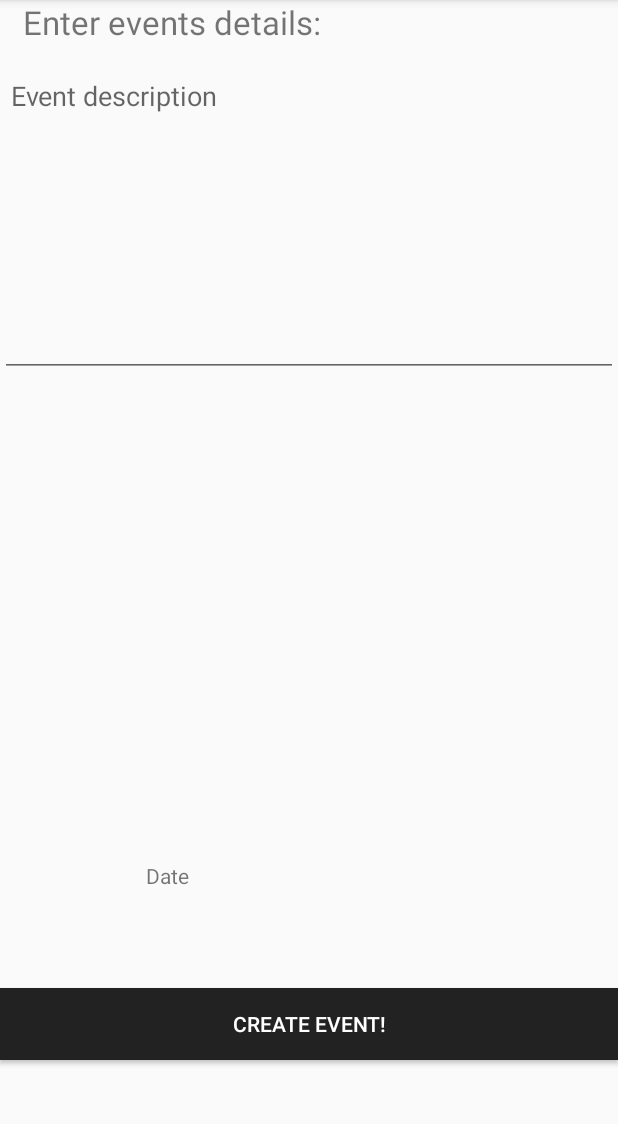
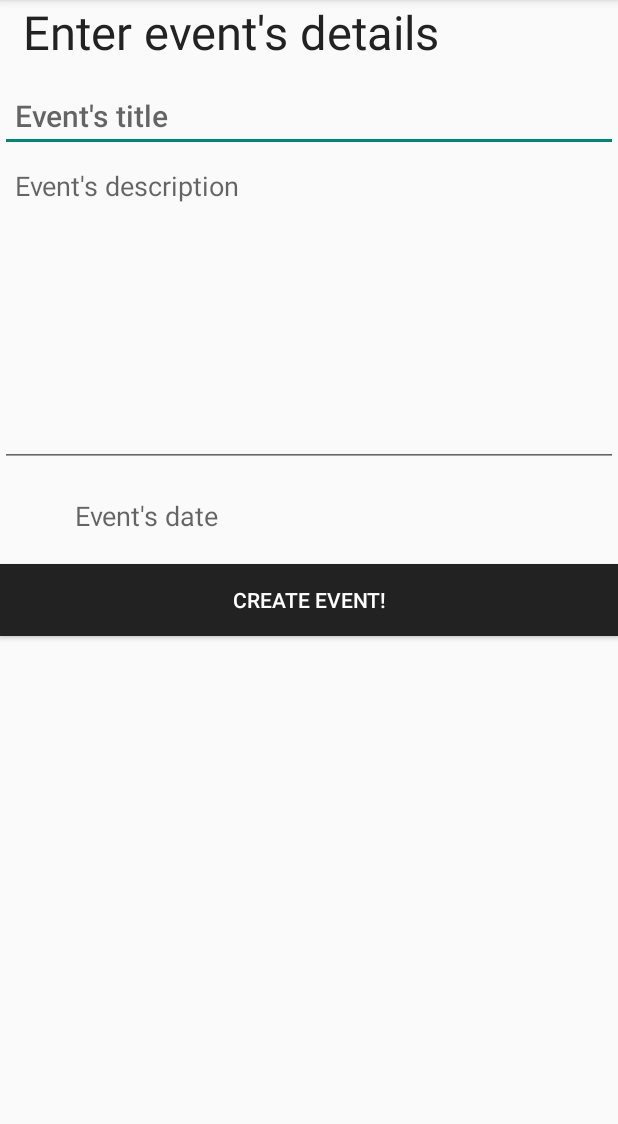
Before and after one commit to RobertKaczmarek/daybook, an Android app: the EventCreateActivity screen opened directly, with no data from a screen before it, on a phone screen of 412 x 824 dp, the part 84-1208 px from its top. Run offline under Robolectric (Android 15) with nearby library versions, the phone set to English and light mode, and no system bars; 1 statement that could not run was skipped.

Commit message:
layout change, fix creating and editing title in event

```diff
--- a/app/src/main/java/com/example/daybook/MainActivity.java
+++ b/app/src/main/java/com/example/daybook/MainActivity.java
@@ -332,7 +332,7 @@ public class MainActivity extends AppCompatActivity implements DeleteDialog.Noti
         if (day.indexOf("0") == 0) day = day.substring(1, 2);
         String month = new SimpleDateFormat("MMMM").format(Calendar.getInstance().getTime());
 
-        String content = "Hello! Today is " + dayName + ", the " + day + ". day of " + month + "!";
+        String content = "Hello! Today is " + dayName + ",\nthe " + day + ". day of " + month + "!";
 
         currentDataTxV.setText(content);
     }
--- a/app/src/main/res/layout/activity_event_create.xml
+++ b/app/src/main/res/layout/activity_event_create.xml
@@ -1,64 +1,68 @@
 <?xml version="1.0" encoding="utf-8"?>
-<RelativeLayout xmlns:android="http://schemas.android.com/apk/res/android"
+<LinearLayout xmlns:android="http://schemas.android.com/apk/res/android"
     xmlns:app="http://schemas.android.com/apk/res-auto"
     xmlns:tools="http://schemas.android.com/tools"
     android:layout_width="match_parent"
     android:layout_height="match_parent"
+    android:orientation="vertical"
     tools:context="com.example.daybook.EventCreateActivity">
 
 
     <TextView
-        android:id="@+id/createEventTitle"
-        android:layout_width="560dp"
+        android:id="@+id/eventCreateTitleView"
+        android:layout_width="match_parent"
         android:layout_height="wrap_content"
         android:text="@string/createEventTitle"
-        android:paddingLeft="15dp"
-        android:textSize="10pt">
+        android:textSize="14pt"
+        android:paddingEnd="15dp"
+        android:paddingStart="15dp"
+        android:textColor="@color/jet">
     </TextView>
 
     <EditText
-        android:id="@+id/eventTitle"
+        android:id="@+id/eventCreateTitle"
         android:layout_height="wrap_content"
         android:hint="@string/eventTitle"
         android:layout_width="fill_parent"
-        android:layout_above="@+id/eventDescription"
-        android:layout_marginBottom="17dp">
+        android:layout_marginTop="11dp"
+        android:paddingStart="10dp"
+        android:paddingEnd="10dp"
+        android:textAppearance="@style/Base.TextAppearance.AppCompat.Title"
+        android:lines="1">
     </EditText>
 
     <EditText
-        android:id="@+id/eventDescription"
+        android:id="@+id/eventCreateDescription"
         android:layout_height="210dp"
         android:hint="@string/eventDescription"
         android:inputType="textMultiLine"
         android:lines="10"
         android:gravity="top"
-        android:paddingLeft="7dp"
-        android:layout_width="fill_parent"
-        android:layout_below="@+id/createEventTitle"
-        android:layout_alignParentStart="true"
-        android:layout_marginTop="12dp">
+        android:paddingStart="10dp"
+        android:paddingEnd="10dp"
+        android:layout_width="fill_parent">
     </EditText>
 
+    <TextView
+        android:id="@+id/eventDateCreateView"
+        android:layout_width="217dp"
+        android:layout_height="wrap_content"
+        android:onClick="showDatePickerDialog"
+        android:layout_marginBottom="20dp"
+        android:layout_marginTop="20dp"
+        android:paddingStart="50dp"
+        android:paddingEnd="10dp"
+        android:text="Event's date"
+        android:textAppearance="@style/Base.TextAppearance.AppCompat.Medium"/>
+
     <Button
-        android:id="@+id/createEvent"
+        android:id="@+id/saveCreateEvent"
         android:layout_height="wrap_content"
         android:text="@string/createEvent"
+        android:background="@color/jet"
+        android:textColor="@color/white"
         android:onClick="createEvent"
         android:layout_width="fill_parent"
-        android:background="@color/jet"
-        android:textColor="@color/white"
-        android:layout_alignParentBottom="true"
-        android:layout_alignParentStart="true"
-        android:layout_marginBottom="61dp">
+        android:layout_marginBottom="60dp">
     </Button>
-
-    <TextView
-        android:id="@+id/eventDateView"
-        android:layout_width="217dp"
-        android:layout_height="wrap_content"
-        android:layout_above="@+id/createEvent"
-        android:layout_centerHorizontal="true"
-        android:layout_marginBottom="65dp"
-        android:onClick="showDatePickerDialog"
-        android:text="@string/dateText" />
-</RelativeLayout>
+</LinearLayout>
--- a/app/src/main/res/layout/fragment_event_info.xml
+++ b/app/src/main/res/layout/fragment_event_info.xml
@@ -40,7 +40,7 @@
         android:layout_alignRight="@id/eventTitleTextView"
         android:layout_alignEnd="@id/eventTitleTextView"
         android:text="@string/dateText"
-        android:textSize="15dp"
+        android:textAppearance="@style/Base.TextAppearance.AppCompat.Medium"
         />
 
     <TextView
--- a/app/src/main/res/values/strings.xml
+++ b/app/src/main/res/values/strings.xml
@@ -4,9 +4,9 @@
     <string name="hello_world">Hello world!</string>
     <string name="action_settings">Settings</string>
     <string name="current_data">current data</string>
-    <string name="events">Events:</string>
-    <string name="notes">Notes:</string>
-    <string name="alarms">Alarms:</string>
+    <string name="events">Events</string>
+    <string name="notes">Notes</string>
+    <string name="alarms">Alarms</string>
 
     <string name="delete_title">Are you sure?</string>
     <string name="dialog_OK">OK</string>
@@ -17,10 +17,10 @@
     <string name="titleText">Title</string>
     <string name="dateText">Date</string>
     <string name="descText">Description</string>
-    <string name="createEventTitle">Enter events details:</string>
-    <string name="eventTitle">Event title</string>
-    <string name="eventDescription">Event description</string>
-    <string name="eventDate">Event date</string>
+    <string name="createEventTitle">Enter event\'s details</string>
+    <string name="eventTitle">Event\'s title</string>
+    <string name="eventDescription">Event\'s description</string>
+    <string name="eventDate">Event\'s date</string>
     <string name="createEvent">Create event!</string>
     <string name="noteDescription">Note\'s description</string>
     <string name="createNote">Create note!</string>
@@ -28,7 +28,7 @@
     <string name="createAlarmTitle">Set alarm\'s time</string>
     <string name="pick_time">Pick time</string>
     <string name="createAlarm">Create alarm!</string>
-    <string name="editEventTitle">Edit event\'s details:</string>
+    <string name="editEventTitle">Edit event\'s details</string>
     <string name="editEvent">Save changes!</string>
     <string name="noteEditTitle">Change note\'s details</string>
     <string name="updateNote">Save changes!</string>
```
Also changed, not shown: app/src/main/java/com/example/daybook/EventCreateActivity.java (+6 -7 lines), app/src/main/res/layout/activity_alarm_create.xml (+8 -3 lines), app/src/main/res/layout/activity_event_edit.xml (+28 -26 lines), app/src/main/res/layout/activity_note_create.xml (+9 -4 lines), app/src/main/res/layout/activity_note_edit.xml (+9 -4 lines).
